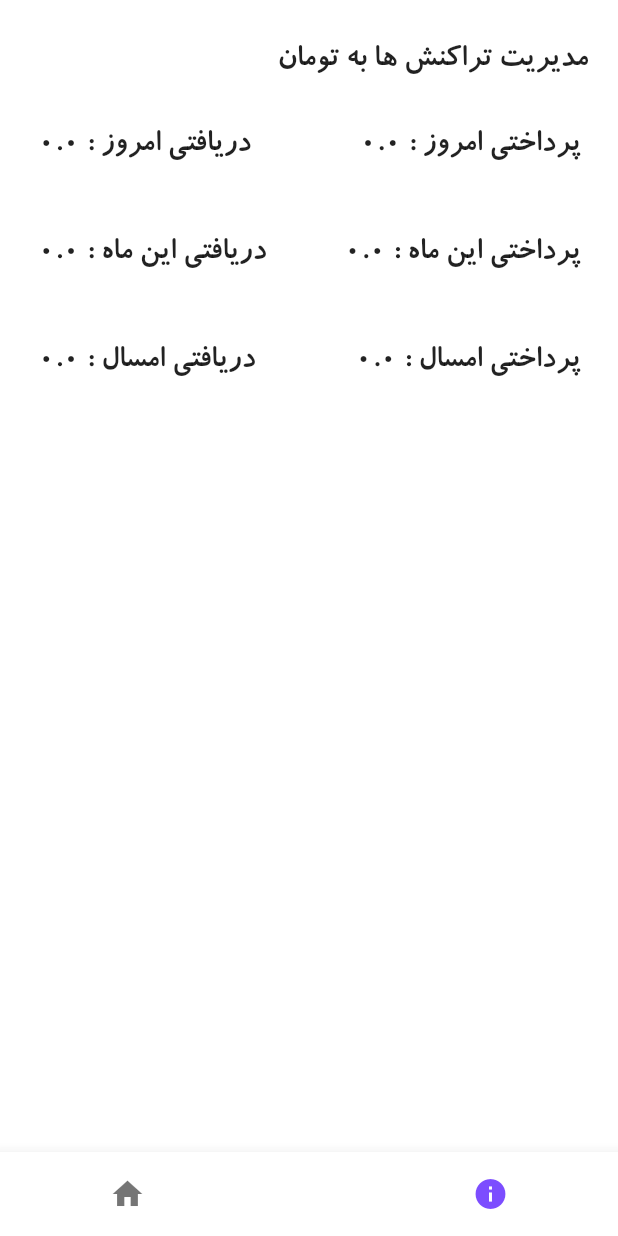
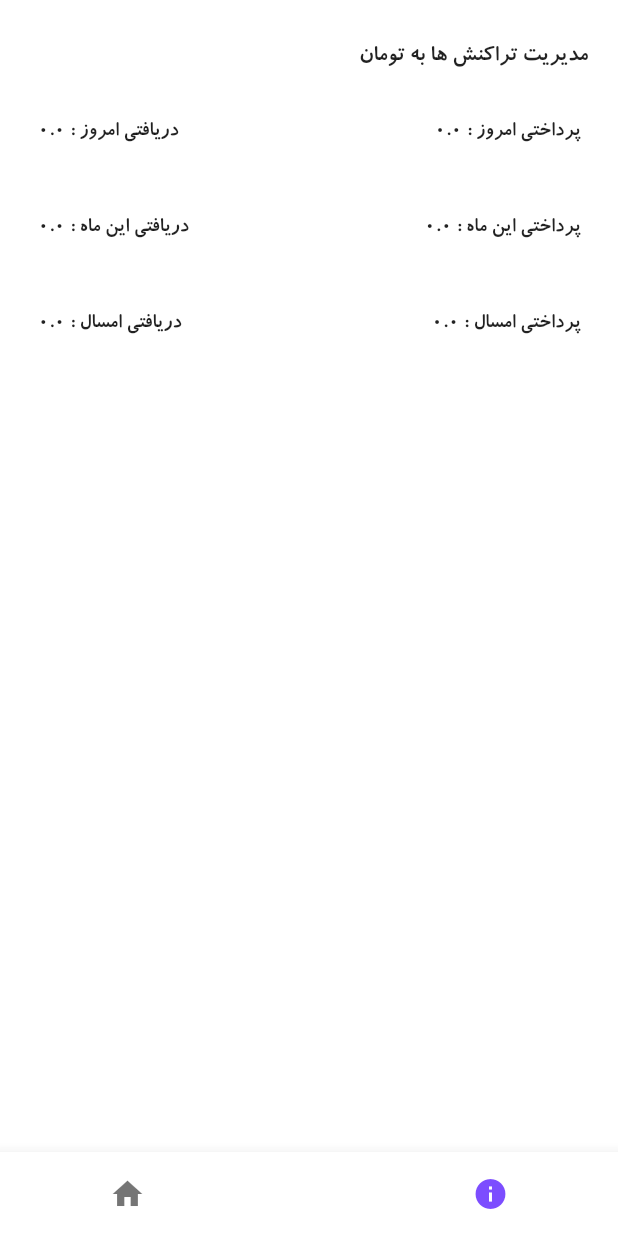
Before and after one commit to RayMasoumi/financial_management, a Flutter app: the screen it shows after launch, item 2 of the bottom bar chosen, on a phone screen of 412 x 824 dp. Run offline on Flutter 3.47's test engine with Material 2 defaults, Android fonts, the light colour scheme and no system bars; drawn by our look-alikes of animated_bottom_navigation_bar; our stand-ins replace fl_chart, hive, hive_flutter; missing offline and left inert: persian_datetime_picker, searchbar_animation; accounts and stored records are empty.

```diff
--- a/lib/screens/info_screen.dart
+++ b/lib/screens/info_screen.dart
@@ -1,6 +1,6 @@
 import 'package:financial_management/utilities/chart_widget.dart';
 import 'package:flutter/material.dart';
-
+import 'package:financial_management/utilities/extensions.dart';
 import '../utilities/calculate.dart';
 
 class InfoScreen extends StatefulWidget {
@@ -21,9 +21,12 @@ class _InfoScreenState extends State<InfoScreen> {
           child: Column(
             crossAxisAlignment: CrossAxisAlignment.end,
             children: [
-              const Padding(
-                padding: EdgeInsets.only(top: 30.0, right: 20.0, bottom: 10.0),
-                child: Text('مدیریت تراکنش ها به تومان'),
+              Padding(
+                padding:
+                    const EdgeInsets.only(top: 30.0, right: 20.0, bottom: 10.0),
+                child: Text('مدیریت تراکنش ها به تومان',
+                    style: TextStyle(
+                        fontSize: ScreenSize(context).screenWidth * 0.039)),
               ),
               Padding(
                 padding: const EdgeInsets.all(15.0),
@@ -94,8 +97,14 @@ class ExpenseBoxWidget extends StatelessWidget {
       padding: const EdgeInsets.all(10),
       child: Row(
         children: [
-          Text(cost),
-          Text(text),
+          Text(
+            cost,
+            style: TextStyle(fontSize: ScreenSize(context).screenWidth * 0.035),
+          ),
+          Text(
+            text,
+            style: TextStyle(fontSize: ScreenSize(context).screenWidth * 0.035),
+          ),
         ],
       ),
     );
```
Also changed, not shown: lib/screens/home_screen.dart (+17 -6 lines).
